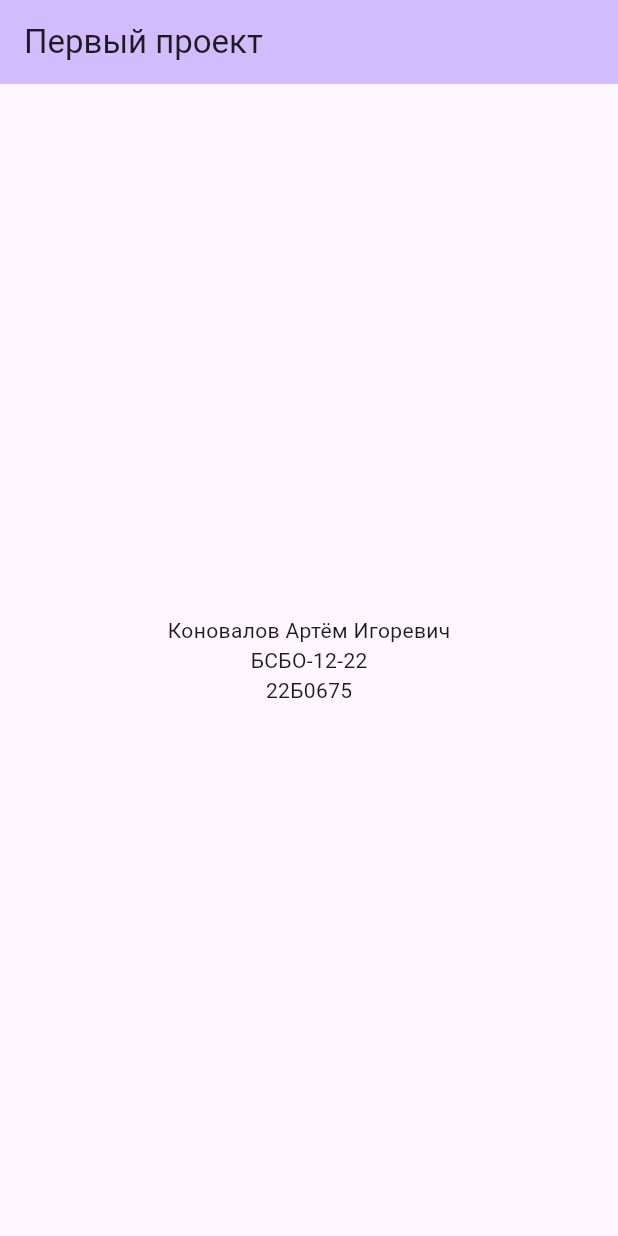
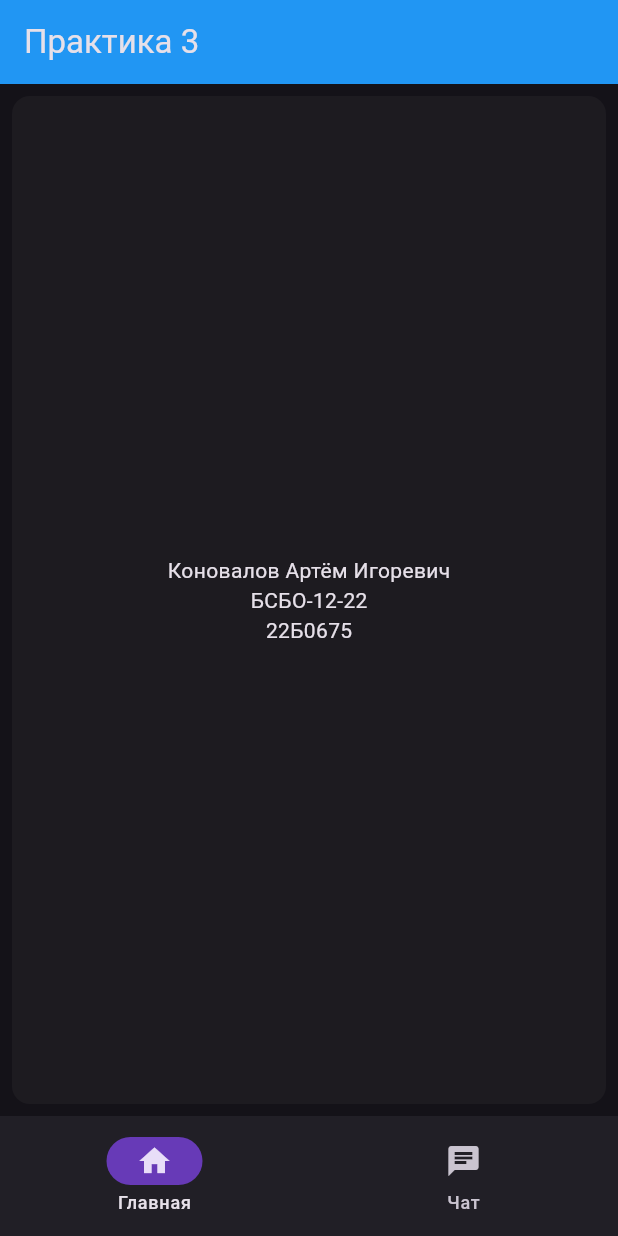
Before and after one commit to ArtemHelloWorld/flutter, a Flutter app: the screen it shows after launch, on a phone screen of 412 x 824 dp. Run offline on Flutter 3.47's test engine with Material 3 defaults, Android fonts, the phone set to English and light mode, and no system bars.

Commit message:
practice 3

```diff
--- a/lib/main.dart
+++ b/lib/main.dart
@@ -1,4 +1,5 @@
 import 'package:flutter/material.dart';
+import 'dart:developer';
 
 void main() {
   runApp(const MyApp());
@@ -7,47 +8,24 @@ void main() {
 class MyApp extends StatelessWidget {
   const MyApp({super.key});
 
-  // This widget is the root of your application.
   @override
   Widget build(BuildContext context) {
     return MaterialApp(
       title: 'Flutter Demo',
       theme: ThemeData(
-        // This is the theme of your application.
-        //
-        // TRY THIS: Try running your application with "flutter run". You'll see
-        // the application has a purple toolbar. Then, without quitting the app,
-        // try changing the seedColor in the colorScheme below to Colors.green
-        // and then invoke "hot reload" (save your changes or press the "hot
-        // reload" button in a Flutter-supported IDE, or press "r" if you used
-        // the command line to start the app).
-        //
-        // Notice that the counter didn't reset back to zero; the application
-        // state is not lost during the reload. To reset the state, use hot
-        // restart instead.
-        //
-        // This works for code too, not just values: Most code changes can be
-        // tested with just a hot reload.
-        colorScheme: ColorScheme.fromSeed(seedColor: Colors.deepPurple),
-        useMaterial3: true,
+        brightness: Brightness.light,
       ),
-      home: const MyHomePage(title: 'Первый проект'),
+      darkTheme: ThemeData(
+        brightness: Brightness.dark,
+      ),
+      themeMode: ThemeMode.dark,
+      home: const MyHomePage(title: 'Практика 3'),
     );
   }
 }
 
 class MyHomePage extends StatefulWidget {
   const MyHomePage({super.key, required this.title});
-
-  // This widget is the home page of your application. It is stateful, meaning
-  // that it has a State object (defined below) that contains fields that affect
-  // how it looks.
-
-  // This class is the configuration for the state. It holds the values (in this
-  // case the title) provided by the parent (in this case the App widget) and
-  // used by the build method of the State. Fields in a Widget subclass are
-  // always marked "final".
-
   final String title;
 
   @override
@@ -55,57 +33,65 @@ class MyHomePage extends StatefulWidget {
 }
 
 class _MyHomePageState extends State<MyHomePage> {
-  int _counter = 0;
+  int currentPageIndex = 0;
 
-  void _incrementCounter() {
+  List<String> messages = [];
+  TextEditingController messageController = TextEditingController();
+
+  void sendMessage() {
+    String message = messageController.text;
+    if (message.isNotEmpty) {
       setState(() {
-      // This call to setState tells the Flutter framework that something has
-      // changed in this State, which causes it to rerun the build method below
-      // so that the display can reflect the updated values. If we changed
-      // _counter without calling setState(), then the build method would not be
-      // called again, and so nothing would appear to happen.
-      _counter++;
+        messages.add(message);
+        messageController.clear();
       });
+    }
   }
 
   @override
   Widget build(BuildContext context) {
-    // This method is rerun every time setState is called, for instance as done
-    // by the _incrementCounter method above.
-    //
-    // The Flutter framework has been optimized to make rerunning build methods
-    // fast, so that you can just rebuild anything that needs updating rather
-    // than having to individually change instances of widgets.
+    final ThemeData theme = Theme.of(context);
+
     return Scaffold(
+      // navbar
+      bottomNavigationBar: NavigationBar(
+        onDestinationSelected: (int index) {
+          setState(() {
+            currentPageIndex = index;
+          });
+        },
+        indicatorColor: Colors.deepPurple,
+        selectedIndex: currentPageIndex,
+        destinations: const <Widget>[
+          NavigationDestination(
+            selectedIcon: Icon(Icons.home),
+            icon: Icon(Icons.home_outlined),
+            label: 'Главная',
+          ),
+          NavigationDestination(
+            icon: Icon(Icons.chat),
+            label: 'Чат',
+          ),
+        ],
+      ),
+
+
       appBar: AppBar(
-        // TRY THIS: Try changing the color here to a specific color (to
-        // Colors.amber, perhaps?) and trigger a hot reload to see the AppBar
-        // change color while the other colors stay the same.
-        backgroundColor: Theme.of(context).colorScheme.inversePrimary,
-        // Here we take the value from the MyHomePage object that was created by
-        // the App.build method, and use it to set our appbar title.
+        backgroundColor: Colors.blue,
         title: Text(widget.title),
       ),
-      body: Center(
-        // Center is a layout widget. It takes a single child and positions it
-        // in the middle of the parent.
+      body: <Widget>[
+
+        // homepage
+        const Card(
+          shadowColor: Colors.transparent,
+          margin: EdgeInsets.all(8.0),
+          child: SizedBox.expand(
+            child: Center(
               child: Column(
-          // Column is also a layout widget. It takes a list of children and
-          // arranges them vertically. By default, it sizes itself to fit its
-          // children horizontally, and tries to be as tall as its parent.
-          //
-          // Column has various properties to control how it sizes itself and
-          // how it positions its children. Here we use mainAxisAlignment to
-          // center the children vertically; the main axis here is the vertical
-          // axis because Columns are vertical (the cross axis would be
-          // horizontal).
-          //
-          // TRY THIS: Invoke "debug painting" (choose the "Toggle Debug Paint"
-          // action in the IDE, or press "p" in the console), to see the
-          // wireframe for each widget.
                 mainAxisAlignment: MainAxisAlignment.center,
                 children: <Widget>[
-            const Text(
+                  Text(
                     'Коновалов Артём Игоревич',
                   ),
                   Text(
@@ -116,7 +102,60 @@ class _MyHomePageState extends State<MyHomePage> {
                   ),
                 ],
               ),
-      ), // This trailing comma makes auto-formatting nicer for build methods.
+            ),
+          ),
+        ),
+
+        // chat
+        Column(
+          children: [
+            Expanded(
+              child: ListView.builder(
+                itemCount: messages.length,
+                itemBuilder: (context, index) {
+                  return Align(
+                    alignment: Alignment.centerRight,
+                    child: Container(
+                      margin: const EdgeInsets.all(8.0),
+                      padding: const EdgeInsets.all(8.0),
+                      decoration: BoxDecoration(
+                        color: theme.colorScheme.primary,
+                        borderRadius: BorderRadius.circular(8.0),
+                      ),
+                      child: Text(
+                        messages[index],
+                        style: theme.textTheme.bodyLarge!
+                            .copyWith(color: theme.colorScheme.onPrimary),
+                      ),
+                    ),
+                  );
+                }
+              ),
+            ),
+            Padding(
+              padding: const EdgeInsets.all(8.0),
+              child: Row(
+                children: [
+                  Expanded(
+                    child: TextField(
+                      controller: messageController,
+                      decoration: const InputDecoration(
+                        hintText: 'Сообщение...',
+                      ),
+                    ),
+                  ),
+                  IconButton(
+                    icon: const Icon(Icons.send),
+                    onPressed: sendMessage,
+                    color: Colors.deepPurple,
+                  ),
+                ],
+              ),
+            ),
+          ],
+        ),
+      ][currentPageIndex]
+
     );
   }
 }
```
Also changed, not shown: pubspec.lock. Lines whose indentation alone changed are shown as unchanged.
